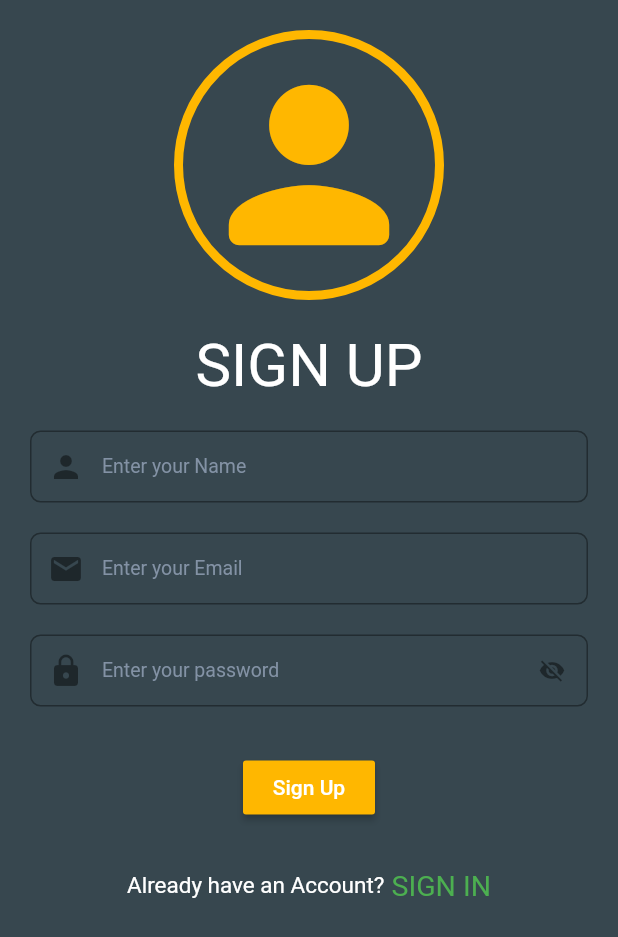
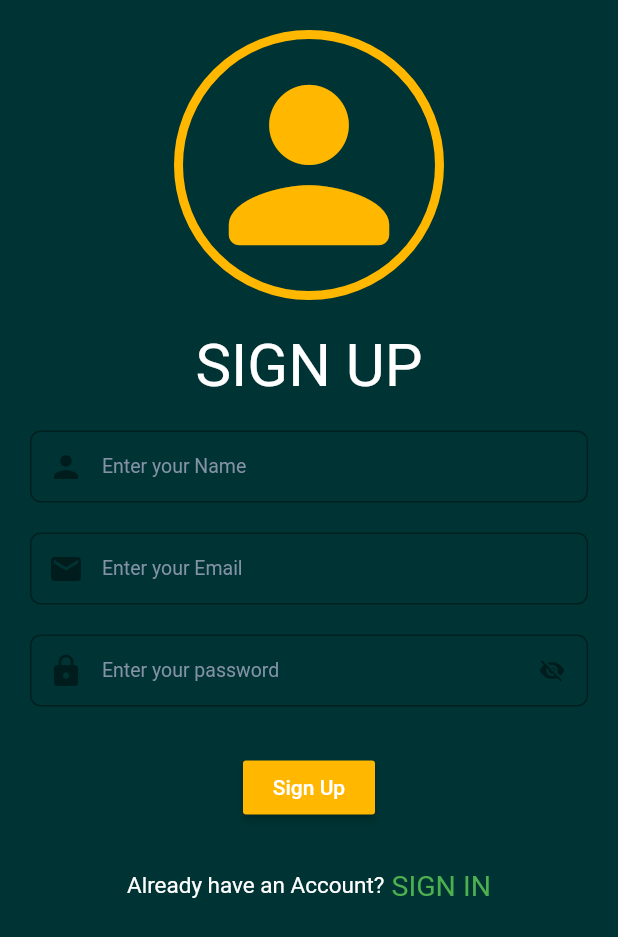
Before and after one commit to sakib151659/qms, a Flutter app: the screen it shows after launch, after a tap on "SIGN UP", on a phone screen of 412 x 824 dp. Shown: the top 937 px of the screen. Run offline on Flutter 3.47's test engine with Material 2 defaults, Android fonts, the phone set to English and light mode, and no system bars; Roboto replaces fonts that are missing (SolaimanLipi).

Commit message:
primary color changed

```diff
--- a/lib/screens/auth/sign_in.dart
+++ b/lib/screens/auth/sign_in.dart
@@ -29,7 +29,7 @@ class _SignInState extends State<SignIn> {
   @override
   Widget build(BuildContext context) {
     return Scaffold(
-      backgroundColor: Colors.blueGrey[800],
+      backgroundColor: MyColors.primaryColor,
       body: SafeArea(
         child: Padding(
           padding: const EdgeInsets.symmetric(horizontal: 20.0),
--- a/lib/screens/auth/sign_up.dart
+++ b/lib/screens/auth/sign_up.dart
@@ -31,7 +31,7 @@ class _SignUpState extends State<SignUp> {
   @override
   Widget build(BuildContext context) {
     return Scaffold(
-      backgroundColor: Colors.blueGrey[800],
+      backgroundColor: MyColors.primaryColor,
       body: SafeArea(
         child: Padding(
           padding: const EdgeInsets.symmetric(horizontal: 20.0),
--- a/lib/utils/colors_for_app.dart
+++ b/lib/utils/colors_for_app.dart
@@ -1,7 +1,7 @@
 import 'package:flutter/material.dart';
 
 class MyColors {
-  static const Color primaryColor = Color.fromRGBO(0, 84, 165, 1);
+  static const Color primaryColor = Color.fromRGBO(0, 51, 51, 1);
   static const Color primaryTextColor = Color.fromRGBO(91, 91, 91, 1);
   static const Color secondaryColor = Color.fromRGBO(28, 136, 253, 1);
   static const Color secondaryTextColor = Color.fromRGBO(131, 146, 165, 1);
```
